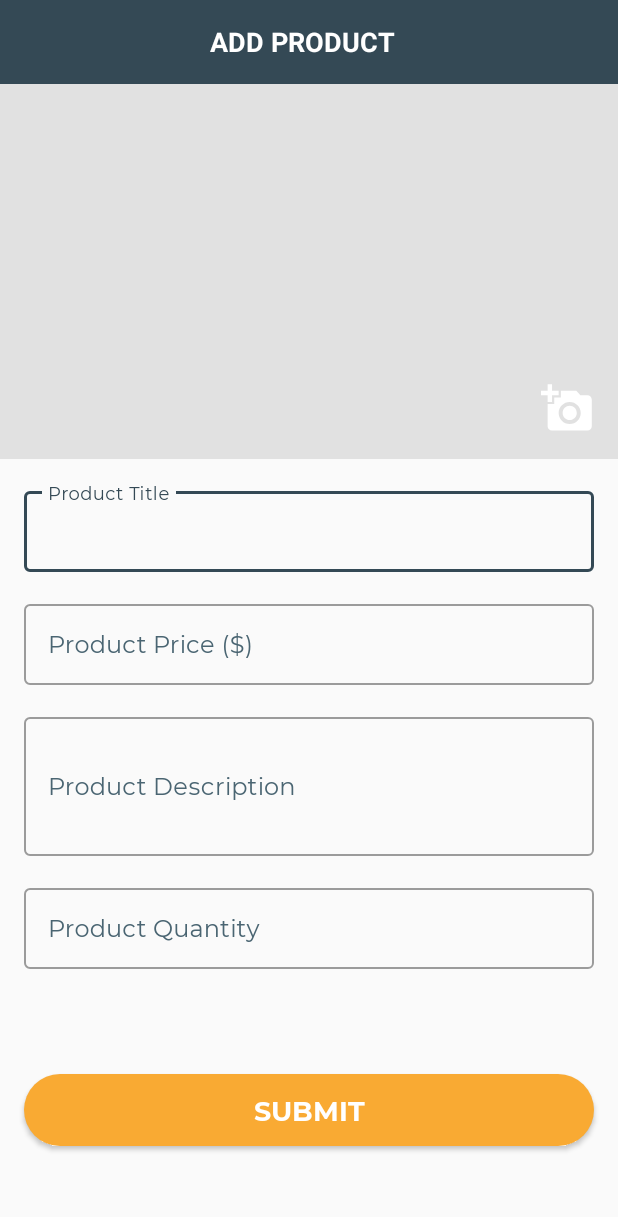
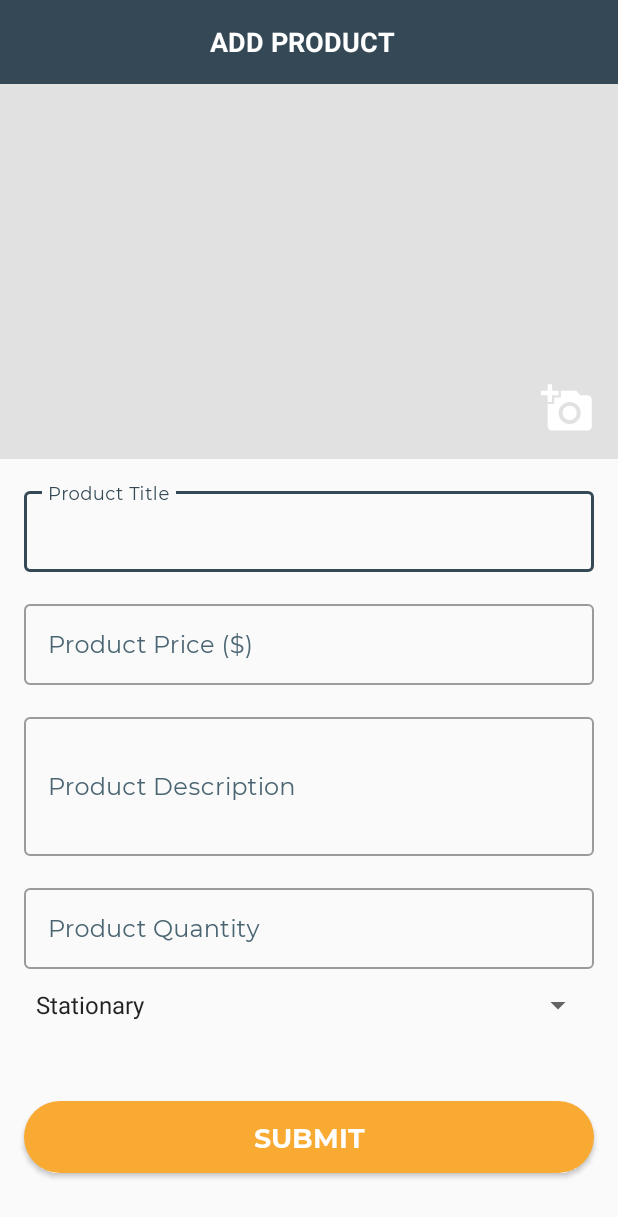
Before and after one commit to WeiCong69/Koperasiku, an Android app: the layout activity_add_product.xml on its own in the app's theme, with its tools: preview values and no code run, on a phone screen of 412 x 824 dp. Shown: the top 1217 px of the screen. Run offline under Robolectric (Android 15) with nearby library versions, the phone set to English and light mode, and no system bars.

Commit message:
added category to product

```diff
--- a/app/src/main/java/com/Koperasiku/models/Product.kt
+++ b/app/src/main/java/com/Koperasiku/models/Product.kt
@@ -16,4 +16,5 @@ data class Product(
     val stock_quantity: String = "",
     val image: String = "",
     var product_id: String = "",
+    val category: String =""
 ) : Parcelable
--- a/app/src/main/java/com/Koperasiku/models/SoldProduct.kt
+++ b/app/src/main/java/com/Koperasiku/models/SoldProduct.kt
@@ -20,4 +20,5 @@ data class SoldProduct(
     val total_amount: String = "",
     val address: Address = Address(),
     var id: String = "",
+    val category: String =""
 ) : Parcelable
--- a/app/src/main/res/layout/activity_add_product.xml
+++ b/app/src/main/res/layout/activity_add_product.xml
@@ -168,6 +168,23 @@
                     android:textSize="@dimen/et_textSize" />
             </com.google.android.material.textfield.TextInputLayout>
 
+            <Spinner
+                android:id="@+id/sp_product_category"
+                android:layout_width="match_parent"
+                android:layout_height="wrap_content"
+                android:layout_marginStart="16dp"
+                android:layout_marginTop="12dp"
+                android:layout_marginEnd="16dp"
+                android:entries="@array/category_array"
+                android:hint="Category"
+                android:textColorHint="@color/colorSecondaryText"
+                app:layout_constraintEnd_toEndOf="parent"
+                app:layout_constraintHorizontal_bias="0.0"
+                app:layout_constraintStart_toStartOf="parent"
+                app:layout_constraintTop_toBottomOf="@id/til_product_quantity">
+
+            </Spinner>
+
             <com.Koperasiku.utils.MSPButton
                 android:id="@+id/btn_submit"
                 android:layout_width="match_parent"
@@ -188,7 +205,7 @@
                 app:layout_constraintBottom_toBottomOf="parent"
                 app:layout_constraintEnd_toEndOf="parent"
                 app:layout_constraintStart_toStartOf="parent"
-                app:layout_constraintTop_toBottomOf="@id/til_product_quantity" />
+                app:layout_constraintTop_toBottomOf="@id/sp_product_category" />
 
         </androidx.constraintlayout.widget.ConstraintLayout>
     </ScrollView>
--- a/app/src/main/res/layout/activity_dashboard.xml
+++ b/app/src/main/res/layout/activity_dashboard.xml
@@ -12,8 +12,8 @@
         android:layout_marginStart="0dp"
         android:layout_marginEnd="0dp"
         android:background="@drawable/app_gradient_color_background"
-        app:itemIconTint="@color/colorWhite"
-        app:itemTextColor="@color/colorWhite"
+        app:itemIconTint="@color/colorAccent"
+        app:itemTextColor="@color/colorAccent"
         app:layout_constraintBottom_toBottomOf="parent"
         app:layout_constraintLeft_toLeftOf="parent"
         app:layout_constraintRight_toRightOf="parent"
--- a/app/src/main/res/menu/bottom_nav_menu.xml
+++ b/app/src/main/res/menu/bottom_nav_menu.xml
@@ -4,7 +4,8 @@
     <item
         android:id="@+id/navigation_dashboard"
         android:icon="@drawable/ic_vector_dashboard"
-        android:title="@string/title_dashboard" />
+        android:title="@string/title_dashboard"
+        />
 
     <item
         android:id="@+id/navigation_products"
--- /dev/null
+++ b/app/src/main/res/values/product_category.xml
@@ -0,0 +1,8 @@
+<?xml version="1.0" encoding="utf-8"?>
+<resources>
+    <string-array name="category_array">
+        <item>Stationary</item>
+        <item>Food &amp; Beverages</item>
+        <item>Clothings</item>
+    </string-array>
+</resources>
```
Also changed, not shown: app/src/main/java/com/Koperasiku/ui/activities/AddProductActivity.kt (+22 -2 lines).
